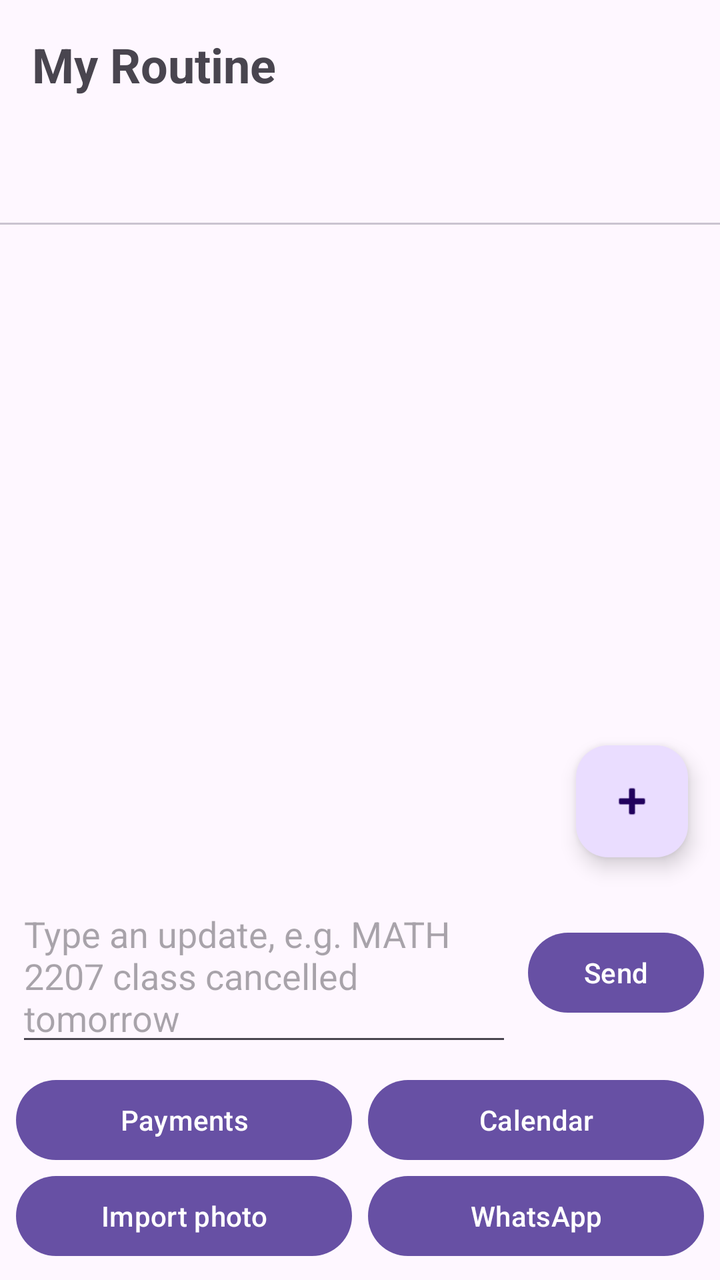
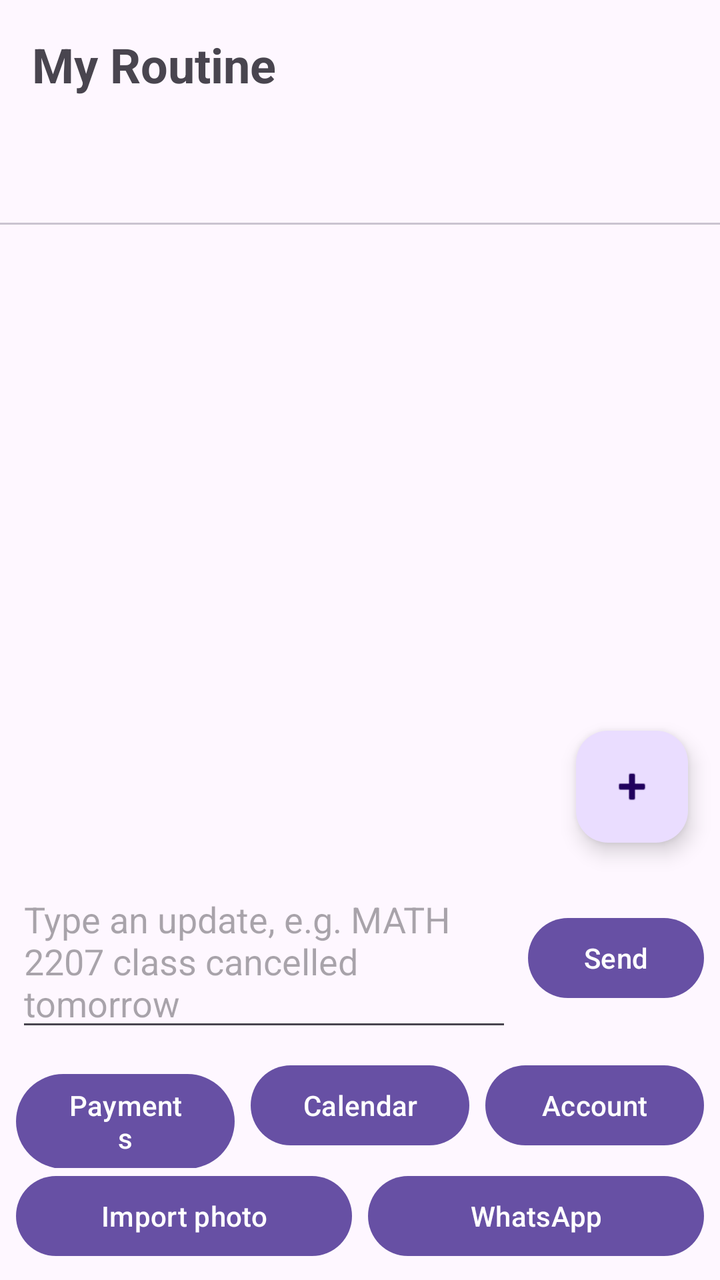

Two renders of the same Android screen: before a commit and after it. Below are the layout's source before the change and the commit's diff.
<!-- AndroidManifest.xml: application theme Theme.Fluxora -->
<!-- res/layout/activity_main.xml -->
<?xml version="1.0" encoding="utf-8"?>
<androidx.constraintlayout.widget.ConstraintLayout
    xmlns:android="http://schemas.android.com/apk/res/android"
    xmlns:app="http://schemas.android.com/apk/res-auto"
    android:id="@+id/main"
    android:layout_width="match_parent"
    android:layout_height="match_parent">

    <TextView
        android:id="@+id/tvHeader"
        android:layout_width="0dp"
        android:layout_height="wrap_content"
        android:padding="16dp"
        android:text="My Routine"
        android:textSize="24sp"
        android:textStyle="bold"
        app:layout_constraintTop_toTopOf="parent"
        app:layout_constraintStart_toStartOf="parent"
        app:layout_constraintEnd_toEndOf="parent" />

    <com.google.android.material.tabs.TabLayout
        android:id="@+id/tabDays"
        android:layout_width="0dp"
        android:layout_height="wrap_content"
        app:tabMode="scrollable"
        app:layout_constraintTop_toBottomOf="@id/tvHeader"
        app:layout_constraintStart_toStartOf="parent"
        app:layout_constraintEnd_toEndOf="parent" />

    <androidx.recyclerview.widget.RecyclerView
        android:id="@+id/rvEvents"
        android:layout_width="0dp"
        android:layout_height="0dp"
        android:clipToPadding="false"
        android:padding="8dp"
        app:layout_constraintTop_toBottomOf="@id/tabDays"
        app:layout_constraintBottom_toTopOf="@id/chatBar"
        app:layout_constraintStart_toStartOf="parent"
        app:layout_constraintEnd_toEndOf="parent" />

    <TextView
        android:id="@+id/tvEmpty"
        android:layout_width="wrap_content"
        android:layout_height="wrap_content"
        android:text="No classes on this day"
        android:visibility="gone"
        app:layout_constraintTop_toTopOf="@id/rvEvents"
        app:layout_constraintBottom_toBottomOf="@id/rvEvents"
        app:layout_constraintStart_toStartOf="@id/rvEvents"
        app:layout_constraintEnd_toEndOf="@id/rvEvents" />

    <LinearLayout
        android:id="@+id/chatBar"
        android:layout_width="0dp"
        android:layout_height="wrap_content"
        android:gravity="center_vertical"
        android:orientation="horizontal"
        android:paddingStart="8dp"
        android:paddingEnd="8dp"
        app:layout_constraintBottom_toTopOf="@id/bottomBar"
        app:layout_constraintStart_toStartOf="parent"
        app:layout_constraintEnd_toEndOf="parent">

        <EditText
            android:id="@+id/etChat"
            android:layout_width="0dp"
            android:layout_height="wrap_content"
            android:layout_weight="1"
            android:hint="Type an update, e.g. MATH 2207 class cancelled tomorrow"
            android:inputType="textCapSentences|textMultiLine"
            android:maxLines="3" />

        <Button
            android:id="@+id/btnSend"
            android:layout_width="wrap_content"
            android:layout_height="wrap_content"
            android:layout_marginStart="8dp"
            android:text="Send" />
    </LinearLayout>

    <LinearLayout
        android:id="@+id/bottomBar"
        android:layout_width="0dp"
        android:layout_height="wrap_content"
        android:orientation="vertical"
        android:padding="8dp"
        app:layout_constraintBottom_toBottomOf="parent"
        app:layout_constraintStart_toStartOf="parent"
        app:layout_constraintEnd_toEndOf="parent">

        <LinearLayout
            android:layout_width="match_parent"
            android:layout_height="wrap_content"
            android:orientation="horizontal">

            <Button
                android:id="@+id/btnPayments"
                android:layout_width="0dp"
                android:layout_height="wrap_content"
                android:layout_weight="1"
                android:text="Payments" />

            <Button
                android:id="@+id/btnAttendance"
                android:layout_width="0dp"
                android:layout_height="wrap_content"
                android:layout_marginStart="8dp"
                android:layout_weight="1"
                android:text="Calendar" />
        </LinearLayout>

        <LinearLayout
            android:layout_width="match_parent"
            android:layout_height="wrap_content"
            android:orientation="horizontal">

            <Button
                android:id="@+id/btnImport"
                android:layout_width="0dp"
                android:layout_height="wrap_content"
                android:layout_weight="1"
                android:text="Import photo" />

            <Button
                android:id="@+id/btnWhatsApp"
                android:layout_width="0dp"
                android:layout_height="wrap_content"
                android:layout_marginStart="8dp"
                android:layout_weight="1"
                android:text="WhatsApp" />
        </LinearLayout>
    </LinearLayout>

    <com.google.android.material.floatingactionbutton.FloatingActionButton
        android:id="@+id/fabAdd"
        android:layout_width="wrap_content"
        android:layout_height="wrap_content"
        android:layout_margin="16dp"
        android:src="@android:drawable/ic_input_add"
        app:layout_constraintBottom_toTopOf="@id/chatBar"
        app:layout_constraintEnd_toEndOf="parent" />
</androidx.constraintlayout.widget.ConstraintLayout>
<!-- resources referenced by this layout -->
<resources>
  <style name="Theme.Fluxora" parent="Base.Theme.Fluxora" />
  <style name="Base.Theme.Fluxora" parent="Theme.Material3.DayNight.NoActionBar">
          
          
      </style>
</resources>

<!-- the commit's change to res/layout/activity_main.xml (unified diff, before → after) -->
@@ -107,6 +107,13 @@
                 android:layout_marginStart="8dp"
                 android:layout_weight="1"
                 android:text="Calendar" />
+            <Button
+                android:id="@+id/btnAccount"
+                android:layout_width="0dp"
+                android:layout_height="wrap_content"
+                android:layout_marginStart="8dp"
+                android:layout_weight="1"
+                android:text="Account" />
         </LinearLayout>
 
         <LinearLayout
